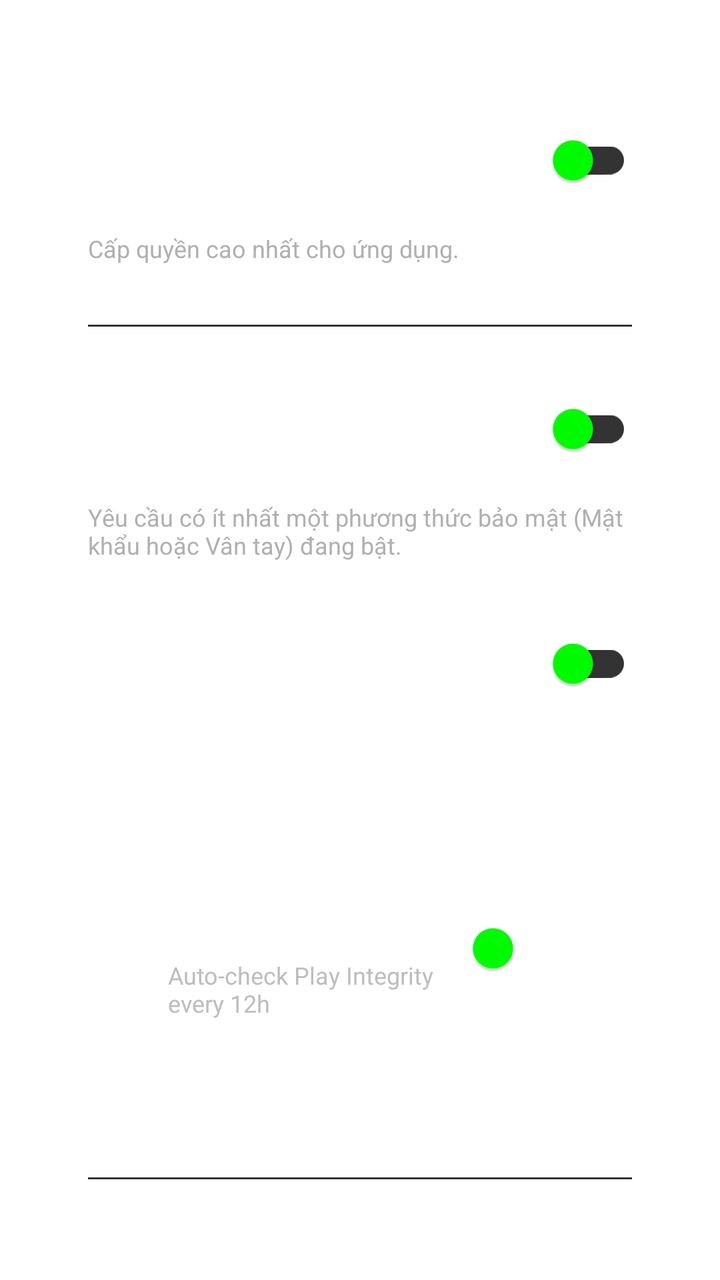
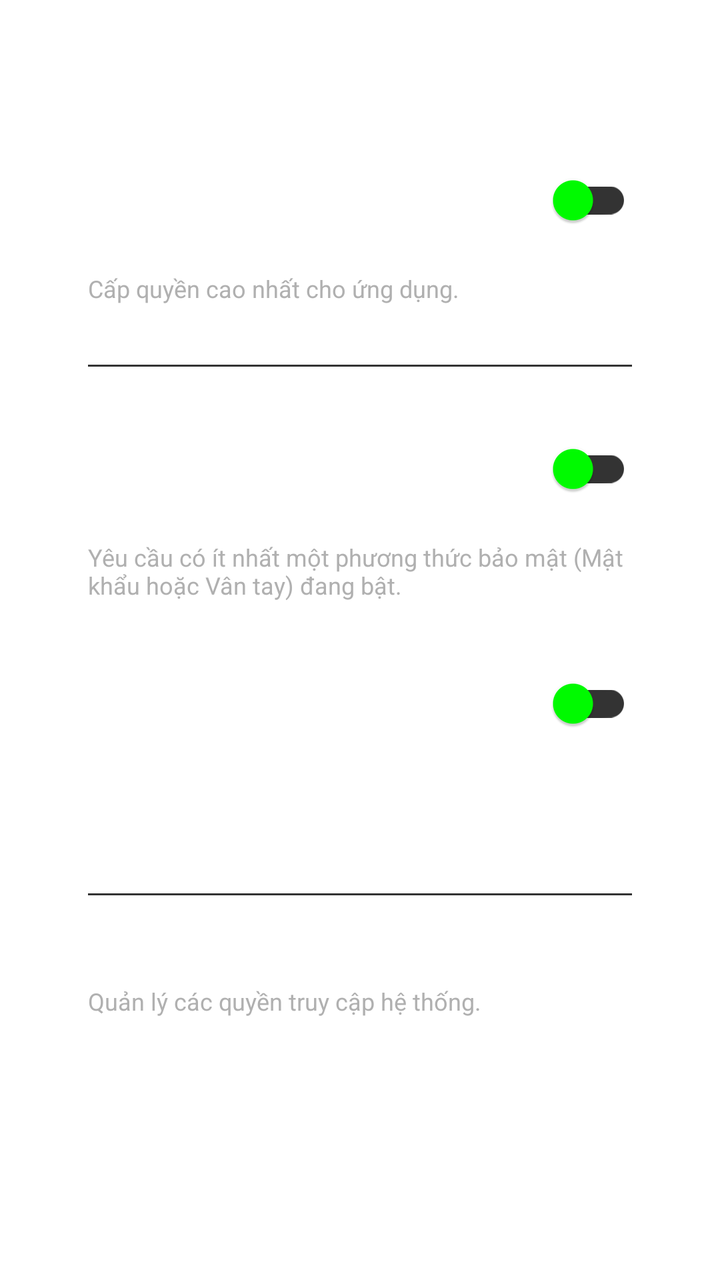

The first picture is an Android layout as it rendered before a commit; the second is the same layout after the commit. The layout source and the unified diff follow.
<!-- AndroidManifest.xml: application theme Theme.PiperOSTool -->
<!-- res/layout/fragment_setting.xml -->
<?xml version="1.0" encoding="utf-8"?>
<androidx.constraintlayout.widget.ConstraintLayout
    xmlns:android="http://schemas.android.com/apk/res/android"
    xmlns:app="http://schemas.android.com/apk/res-auto"
    android:layout_width="match_parent"
    android:layout_height="match_parent"
    android:padding="20dp">

    <LinearLayout
        android:layout_width="match_parent"
        android:layout_height="wrap_content"
        android:background="@drawable/bg_glass_panel"
        android:orientation="vertical"
        android:padding="24dp"
        app:layout_constraintTop_toTopOf="parent"
        app:layout_constraintBottom_toBottomOf="parent"
        app:layout_constraintVertical_bias="0.2">

        
        <LinearLayout
            android:id="@+id/layoutDeviceAdmin"
            android:layout_width="match_parent"
            android:layout_height="wrap_content"
            android:background="?attr/selectableItemBackground"
            android:gravity="center_vertical"
            android:orientation="horizontal"
            android:paddingVertical="12dp">

            <TextView
                android:layout_width="0dp"
                android:layout_height="wrap_content"
                android:layout_weight="1"
                android:text="Kích hoạt Quản trị viên"
                android:textColor="@color/white"
                android:textSize="16sp"
                android:textStyle="bold" />

            <com.google.android.material.switchmaterial.SwitchMaterial
                android:id="@+id/switchDeviceAdmin"
                android:layout_width="wrap_content"
                android:layout_height="wrap_content"
                android:clickable="false"
                android:focusable="false"
                app:thumbTint="#00FF00"
                app:trackTint="#333333" />
        </LinearLayout>

        <TextView
            android:layout_width="wrap_content"
            android:layout_height="wrap_content"
            android:layout_marginBottom="15dp"
            android:text="Cấp quyền cao nhất cho ứng dụng."
            android:textColor="#B0B0B0"
            android:textSize="12sp" />

        <View
            android:layout_width="match_parent"
            android:layout_height="1dp"
            android:layout_marginVertical="15dp"
            android:background="#333" />

        
        <LinearLayout
            android:id="@+id/layoutFingerprint"
            android:layout_width="match_parent"
            android:layout_height="wrap_content"
            android:background="?attr/selectableItemBackground"
            android:gravity="center_vertical"
            android:orientation="horizontal"
            android:paddingVertical="12dp">

            <TextView
                android:layout_width="0dp"
                android:layout_height="wrap_content"
                android:layout_weight="1"
                android:text="Khóa bằng vân tay"
                android:textColor="@color/white"
                android:textSize="16sp"
                android:textStyle="bold" />

            <com.google.android.material.switchmaterial.SwitchMaterial
                android:id="@+id/switchFingerprint"
                android:layout_width="wrap_content"
                android:layout_height="wrap_content"
                android:clickable="false"
                android:focusable="false"
                app:thumbTint="#00FF00"
                app:trackTint="#333333" />
        </LinearLayout>

        <TextView
            android:layout_width="wrap_content"
            android:layout_height="wrap_content"
            android:layout_marginBottom="15dp"
            android:text="Yêu cầu có ít nhất một phương thức bảo mật (Mật khẩu hoặc Vân tay) đang bật."
            android:textColor="#B0B0B0"
            android:textSize="12sp" />

        
        <LinearLayout
            android:id="@+id/layoutPasswordToggle"
            android:layout_width="match_parent"
            android:layout_height="wrap_content"
            android:background="?attr/selectableItemBackground"
            android:gravity="center_vertical"
            android:orientation="horizontal"
            android:paddingVertical="12dp">

            <TextView
                android:layout_width="0dp"
                android:layout_height="wrap_content"
                android:layout_weight="1"
                android:text="Sử dụng Mật khẩu khóa"
                android:textColor="@color/white"
                android:textSize="16sp"
                android:textStyle="bold" />

            <com.google.android.material.switchmaterial.SwitchMaterial
                android:id="@+id/switchPassword"
                android:layout_width="wrap_content"
                android:layout_height="wrap_content"
                android:clickable="false"
                android:focusable="false"
                app:thumbTint="#00FF00"
                app:trackTint="#333333" />
        </LinearLayout>

        <LinearLayout
            android:id="@+id/layoutBackgroundCheck"
            android:layout_width="match_parent"
            android:layout_height="wrap_content"
            android:background="@drawable/bg_glass_panel"
            android:orientation="vertical"
            android:padding="20dp"
            android:layout_marginHorizontal="20dp"
            android:layout_marginTop="20dp">

            <TextView
                android:layout_width="wrap_content"
                android:layout_height="wrap_content"
                android:text="BACKGROUND SECURITY"
                android:textColor="#FFFFFF"
                android:textStyle="bold"
                android:textSize="14sp"
                android:layout_marginBottom="12dp"/>

            <LinearLayout
                android:layout_width="match_parent"
                android:layout_height="wrap_content"
                android:gravity="center_vertical"
                android:orientation="horizontal">

                <LinearLayout
                    android:layout_width="0dp"
                    android:layout_height="wrap_content"
                    android:layout_weight="1"
                    android:orientation="vertical">
                    <TextView
                        android:layout_width="wrap_content"
                        android:layout_height="wrap_content"
                        android:text="Enable Background Monitor"
                        android:textColor="#FFFFFF"
                        android:textSize="16sp"
                        android:textStyle="bold"/>
                    <TextView
                        android:layout_width="wrap_content"
                        android:layout_height="wrap_content"
                        android:text="Auto-check Play Integrity every 12h"
                        android:textColor="#BDBDBD"
                        android:textSize="12sp"/>
                </LinearLayout>

                <com.google.android.material.switchmaterial.SwitchMaterial
                    android:id="@+id/switchBackgroundCheck"
                    android:layout_width="wrap_content"
                    android:layout_height="wrap_content"
                    app:useMaterialThemeColors="false"
                    app:thumbTint="#00FF00"
                    app:trackTint="#4DFFFFFF"/>
            </LinearLayout>
        </LinearLayout>

        <LinearLayout
            android:id="@+id/btnChangeLock"
            android:layout_width="match_parent"
            android:layout_height="wrap_content"
            android:orientation="horizontal"
            android:padding="10dp"
            android:layout_marginTop="0dp"
            android:background="?attr/selectableItemBackground"
            android:gravity="center_vertical">
            <ImageView
                android:layout_width="24dp"
                android:layout_height="24dp"
                android:src="@drawable/lock"
                app:tint="@color/white"/>
            <TextView
                android:id="@+id/tvChangeLockStatus"
                android:layout_width="wrap_content"
                android:layout_height="wrap_content"
                android:text="Thiết lập / Thay đổi mã khóa"
                android:textColor="@color/white"
                android:layout_marginStart="15dp"/>
        </LinearLayout>

        <View
            android:layout_width="match_parent"
            android:layout_height="1dp"
            android:layout_marginVertical="15dp"
            android:background="#333" />

        
        <LinearLayout
            android:id="@+id/btnPermissions"
            android:layout_width="match_parent"
            android:layout_height="wrap_content"
            android:orientation="vertical"
            android:paddingVertical="8dp"
            android:background="?attr/selectableItemBackground">
            <TextView
                android:layout_width="wrap_content"
                android:layout_height="wrap_content"
                android:text="Cấp quyền &amp; Thông báo"
                android:textColor="@color/white"
                android:textSize="16sp"
                android:textStyle="bold"/>
            <TextView
                android:layout_width="wrap_content"
                android:layout_height="wrap_content"
                android:text="Quản lý các quyền truy cập hệ thống."
                android:textColor="#B0B0B0"
                android:textSize="12sp"/>
        </LinearLayout>
    </LinearLayout>
</androidx.constraintlayout.widget.ConstraintLayout>
<!-- resources referenced by this layout -->
<resources>
  <color name="white">#FFFFFFFF</color>
  <!-- drawable bg_glass_panel (drawable) -->
  <?xml version="1.0" encoding="utf-8"?>
  <shape xmlns:android="http://schemas.android.com/apk/res/android">
      <solid android:color="#1AFFFFFF" />
      <corners android:radius="32dp" />
      <stroke
          android:width="1dp"
          android:color="#4DFFFFFF" />
  </shape>
  <!-- drawable lock: png bitmap (drawable, 411 bytes) -->
  <style name="Theme.PiperOSTool" parent="Theme.MaterialComponents.DayNight.NoActionBar">
          
          <item name="colorPrimary">#FB8D8D</item>
          <item name="colorPrimaryVariant">#FB4C4C</item>
          <item name="colorOnPrimary">#FFA5A5</item>
          
          <item name="colorSecondary">@color/teal_200</item>
          <item name="colorSecondaryVariant">@color/teal_700</item>
          <item name="colorOnSecondary">@color/black</item>
          
          <item name="android:statusBarColor">#000000</item>
      </style>
  <color name="teal_200">#FF03DAC5</color>
  <color name="teal_700">#FF018786</color>
  <color name="black">#FF000000</color>
</resources>

<!-- the commit's change to res/layout/fragment_setting.xml (unified diff, before → after) -->
@@ -126,61 +126,6 @@
         </LinearLayout>
 
         <LinearLayout
-            android:id="@+id/layoutBackgroundCheck"
-            android:layout_width="match_parent"
-            android:layout_height="wrap_content"
-            android:background="@drawable/bg_glass_panel"
-            android:orientation="vertical"
-            android:padding="20dp"
-            android:layout_marginHorizontal="20dp"
-            android:layout_marginTop="20dp">
-
-            <TextView
-                android:layout_width="wrap_content"
-                android:layout_height="wrap_content"
-                android:text="BACKGROUND SECURITY"
-                android:textColor="#FFFFFF"
-                android:textStyle="bold"
-                android:textSize="14sp"
-                android:layout_marginBottom="12dp"/>
-
-            <LinearLayout
-                android:layout_width="match_parent"
-                android:layout_height="wrap_content"
-                android:gravity="center_vertical"
-                android:orientation="horizontal">
-
-                <LinearLayout
-                    android:layout_width="0dp"
-                    android:layout_height="wrap_content"
-                    android:layout_weight="1"
-                    android:orientation="vertical">
-                    <TextView
-                        android:layout_width="wrap_content"
-                        android:layout_height="wrap_content"
-                        android:text="Enable Background Monitor"
-                        android:textColor="#FFFFFF"
-                        android:textSize="16sp"
-                        android:textStyle="bold"/>
-                    <TextView
-                        android:layout_width="wrap_content"
-                        android:layout_height="wrap_content"
-                        android:text="Auto-check Play Integrity every 12h"
-                        android:textColor="#BDBDBD"
-                        android:textSize="12sp"/>
-                </LinearLayout>
-
-                <com.google.android.material.switchmaterial.SwitchMaterial
-                    android:id="@+id/switchBackgroundCheck"
-                    android:layout_width="wrap_content"
-                    android:layout_height="wrap_content"
-                    app:useMaterialThemeColors="false"
-                    app:thumbTint="#00FF00"
-                    app:trackTint="#4DFFFFFF"/>
-            </LinearLayout>
-        </LinearLayout>
-
-        <LinearLayout
             android:id="@+id/btnChangeLock"
             android:layout_width="match_parent"
             android:layout_height="wrap_content"
